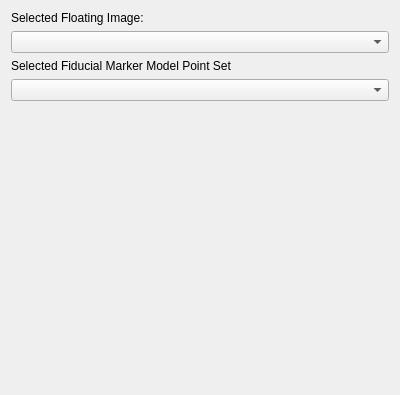
The window that Plugins/org.mitk.gui.qt.igt.app.echotrack/src/internal/NavigationStepWidgets/QmitkUSNavigationStepCtUsRegistration.ui (alaansheikhani/MITK) describes before a commit, drawn with Qt 5.
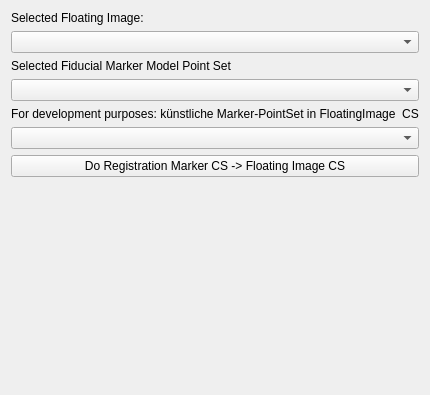
The same window after the commit. Custom widgets are drawn as their Qt base class.

Commit message: Added calculations to perform the transformation from the marker coordinate system to the floating image marker coordinate system

Diff of the .ui file:
```diff
--- a/Plugins/org.mitk.gui.qt.igt.app.echotrack/src/internal/NavigationStepWidgets/QmitkUSNavigationStepCtUsRegistration.ui
+++ b/Plugins/org.mitk.gui.qt.igt.app.echotrack/src/internal/NavigationStepWidgets/QmitkUSNavigationStepCtUsRegistration.ui
@@ -34,6 +34,23 @@
    <item>
     <widget class="QmitkDataStorageComboBox" name="fiducialMarkerModelPointSetComboBox"/>
    </item>
+   <item>
+    <widget class="QLabel" name="label">
+     <property name="text">
+      <string>For development purposes: künstliche Marker-PointSet in FloatingImage  CS</string>
+     </property>
+    </widget>
+   </item>
+   <item>
+    <widget class="QmitkDataStorageComboBox" name="devMarkerComboBox"/>
+   </item>
+   <item>
+    <widget class="QPushButton" name="doRegistrationMarkerToImagePushButton">
+     <property name="text">
+      <string>Do Registration Marker CS -&gt; Floating Image CS</string>
+     </property>
+    </widget>
+   </item>
    <item>
     <spacer name="verticalSpacer">
      <property name="orientation">
```
The commit also changes 2 other files.
